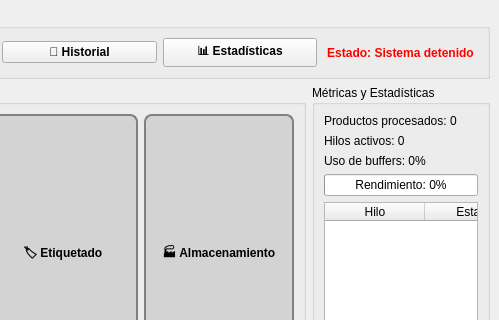
Before: the Qt Designer form mainwindow.ui in Jose01R/Proyecto---Line-Production, drawn with Qt 5; both pictures show x 501 to 1000 and y 0 to 320 of the 1000 by 700 pixel window.
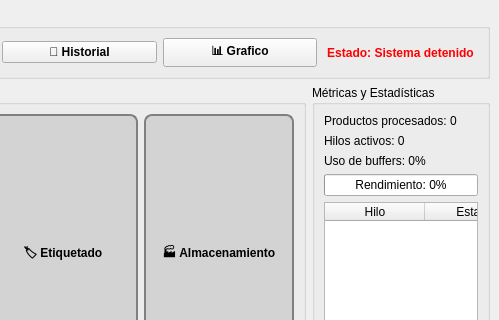
After: the same form once the commit is applied.

```diff
--- a/mainwindow.ui
+++ b/mainwindow.ui
@@ -67,7 +67,7 @@
        <item>
            <widget class="QPushButton" name="pushButton_Stats">
                <property name="text">
-                   <string>📊 Estadísticas</string>
+                   <string>📊 Grafico</string>
                </property>
                <property name="styleSheet">
                    <string notr="true">font-weight: bold;</string>
```
